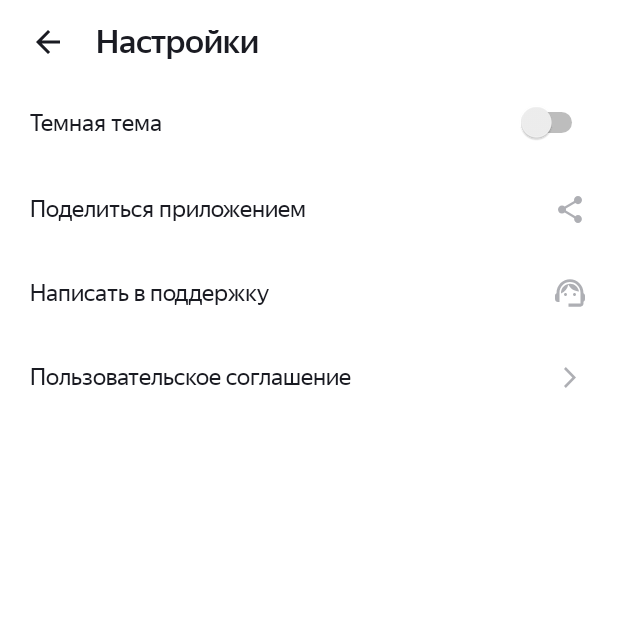
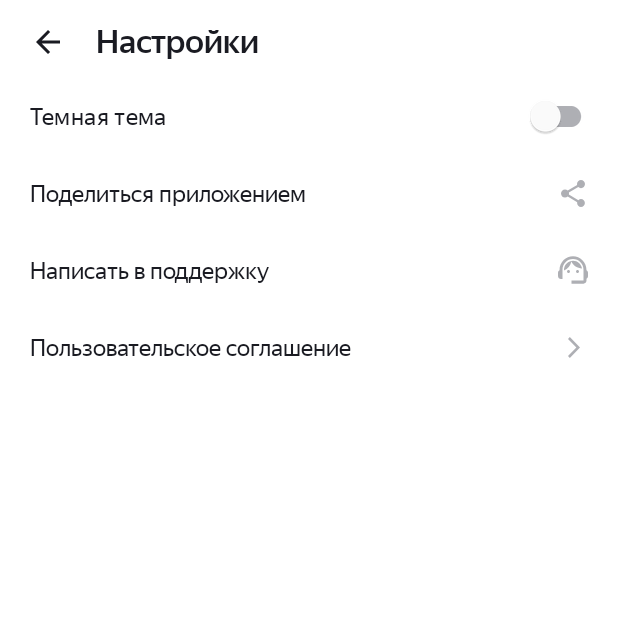
Before and after one commit to NoGameNoLifeProject/PlaylistMaker, an Android app: the SettingsActivity screen opened directly, with no data from a screen before it, on a phone screen of 412 x 824 dp, the top half of it. Run offline under Robolectric (Android 15) with nearby library versions, the phone set to English and light mode, and no system bars.

Commit message:
Спринт 9 правки

```diff
--- a/app/src/main/java/com/practicum/playlistmaker/SearchActivity.kt
+++ b/app/src/main/java/com/practicum/playlistmaker/SearchActivity.kt
@@ -4,12 +4,14 @@ import android.os.Bundle
 import android.text.Editable
 import android.text.TextWatcher
 import android.util.Log
+import android.view.inputmethod.InputMethodManager
 import android.widget.EditText
 import androidx.activity.enableEdgeToEdge
 import androidx.appcompat.app.AppCompatActivity
 import androidx.core.view.ViewCompat
 import androidx.core.view.WindowInsetsCompat
 import com.google.android.material.appbar.MaterialToolbar
+import com.google.android.material.textfield.TextInputLayout
 
 class SearchActivity : AppCompatActivity() {
     private var searchText: String = ""
@@ -20,8 +22,17 @@ class SearchActivity : AppCompatActivity() {
         setContentView(R.layout.activity_search)
 
         val toolBar = findViewById<MaterialToolbar>(R.id.toolBar)
+        val searchLayout = findViewById<TextInputLayout>(R.id.search_layout)
+        val searchBar = findViewById<EditText>(R.id.search)
+
         toolBar.setOnClickListener {
             onBackPressedDispatcher.onBackPressed()
+        }
+
+        searchLayout.setEndIconOnClickListener {
+            val inputMethodManager = getSystemService(INPUT_METHOD_SERVICE) as? InputMethodManager
+            inputMethodManager?.hideSoftInputFromWindow(it.windowToken, 0)
+            searchBar.setText("")
         }
 
         val searchTextWatcher = object : TextWatcher {
@@ -35,8 +46,6 @@ class SearchActivity : AppCompatActivity() {
                 searchText = s.toString()
             }
         }
-
-        val searchBar = findViewById<EditText>(R.id.search)
         searchBar.addTextChangedListener(searchTextWatcher)
 
         ViewCompat.setOnApplyWindowInsetsListener(findViewById(R.id.main)) { v, insets ->
--- a/app/src/main/java/com/practicum/playlistmaker/SettingsActivity.kt
+++ b/app/src/main/java/com/practicum/playlistmaker/SettingsActivity.kt
@@ -5,6 +5,7 @@ import android.net.Uri
 import android.os.Bundle
 import android.widget.Button
 import android.widget.ImageButton
+import android.widget.TextView
 import androidx.activity.enableEdgeToEdge
 import androidx.appcompat.app.AppCompatActivity
 import androidx.core.view.ViewCompat
@@ -22,7 +23,7 @@ class SettingsActivity  : AppCompatActivity() {
             onBackPressedDispatcher.onBackPressed()
         }
 
-        val shareButton = findViewById<ImageButton>(R.id.share_button)
+        val shareButton = findViewById<TextView>(R.id.share_button)
         shareButton.setOnClickListener {
             val intent = Intent(Intent.ACTION_SEND)
             intent.setType("text/plain");
@@ -31,7 +32,7 @@ class SettingsActivity  : AppCompatActivity() {
             startActivity(intent)
         }
 
-        val supportButton = findViewById<ImageButton>(R.id.support_button)
+        val supportButton = findViewById<TextView>(R.id.support_button)
         supportButton.setOnClickListener {
             val intent = Intent(Intent.ACTION_SENDTO)
             intent.data = Uri.parse("mailto:")
@@ -41,7 +42,7 @@ class SettingsActivity  : AppCompatActivity() {
             startActivity(intent)
         }
 
-        val userAgreementButton = findViewById<ImageButton>(R.id.user_agreement_button)
+        val userAgreementButton = findViewById<TextView>(R.id.user_agreement_button)
         userAgreementButton.setOnClickListener {
             val intent = Intent(Intent.ACTION_VIEW)
             intent.data = Uri.parse(getString(R.string.settings_user_agreement_link))
--- a/app/src/main/res/layout/activity_search.xml
+++ b/app/src/main/res/layout/activity_search.xml
@@ -21,6 +21,7 @@
             app:title="@string/search" />
 
         <com.google.android.material.textfield.TextInputLayout
+            android:id="@+id/search_layout"
             android:layout_width="match_parent"
             android:layout_height="wrap_content"
             android:layout_marginHorizontal="12dp"
--- a/app/src/main/res/layout/activity_settings.xml
+++ b/app/src/main/res/layout/activity_settings.xml
@@ -19,55 +19,45 @@
             style="@style/ToolBarStyle"
             app:title="@string/settings" />
 
-        <LinearLayout style="@style/SettingsItemLayout">
+        <com.google.android.material.switchmaterial.SwitchMaterial
+            style="@style/SettingsSwitch"
+            android:gravity="center_vertical"
+            android:text="@string/settings_theme"
+            android:paddingEnd="10dp" />
 
         <TextView
-                style="@style/SettingsItemTextStyle"
-                android:text="@string/settings_theme" />
-
-            <Switch
-                android:layout_width="wrap_content"
-                android:layout_height="wrap_content"
-                android:gravity="end" />
-        </LinearLayout>
-
-        <LinearLayout style="@style/SettingsItemLayout">
+            android:id="@+id/share_button"
+            style="@style/SettingsItem"
+            android:drawableEnd="@drawable/share_icon"
+            android:text="@string/settings_share"
+            android:paddingEnd="18dp"/>
 
         <TextView
-                style="@style/SettingsItemTextStyle"
-                android:text="@string/settings_share" />
-
-            <ImageButton
-                android:id="@+id/share_button"
-                style="@style/SettingsItemButton"
-                app:srcCompat="@drawable/share_icon" />
-        </LinearLayout>
-
-        <LinearLayout style="@style/SettingsItemLayout">
+            android:id="@+id/support_button"
+            style="@style/SettingsItem"
+            android:drawableEnd="@drawable/support_icon"
+            android:text="@string/settings_support" />
 
         <TextView
-                style="@style/SettingsItemTextStyle"
-                android:text="@string/settings_support" />
-
-            <ImageButton
-                android:id="@+id/support_button"
-                style="@style/SettingsItemButton"
-                app:srcCompat="@drawable/support_icon" />
-        </LinearLayout>
-
-        <LinearLayout style="@style/SettingsItemLayout">
-
-            <TextView
-                style="@style/SettingsItemTextStyle"
-                android:text="@string/settings_user_agreement" />
-
-            <ImageButton
             android:id="@+id/user_agreement_button"
-                style="@style/SettingsItemButton"
-                app:srcCompat="@drawable/arrow_forward_icon" />
+            style="@style/SettingsItem"
+            android:drawableEnd="@drawable/arrow_forward_icon"
+            android:text="@string/settings_user_agreement"
+            android:paddingEnd="21dp"/>
 
     </LinearLayout>
 
+    <androidx.constraintlayout.widget.Guideline
+        android:id="@+id/guideline"
+        android:layout_width="wrap_content"
+        android:layout_height="wrap_content"
+        android:orientation="horizontal"
+        app:layout_constraintGuide_begin="20dp" />
 
-    </LinearLayout>
+    <androidx.constraintlayout.widget.Guideline
+        android:id="@+id/guideline2"
+        android:layout_width="wrap_content"
+        android:layout_height="wrap_content"
+        android:orientation="vertical"
+        app:layout_constraintGuide_end="16dp" />
 </androidx.constraintlayout.widget.ConstraintLayout>
--- a/app/src/main/res/values-night/styles.xml
+++ b/app/src/main/res/values-night/styles.xml
@@ -1,10 +1,7 @@
 <?xml version="1.0" encoding="utf-8"?>
 <resources>
-    <style name="SettingsItemButton">
-        <item name="android:layout_width">24dp</item>
-        <item name="android:layout_height">24dp</item>
-        <item name="android:backgroundTint">@android:color/transparent</item>
-        <item name="android:gravity">end</item>
-        <item name="tint">@color/yp_white</item>
+    <style name="SettingsSwitch" parent="SettingsItem">
+        <item name="thumbTint">@color/yp_blue</item>
+        <item name="trackTint">@color/yp_blue_light</item>
     </style>
 </resources>
--- a/app/src/main/res/values/styles.xml
+++ b/app/src/main/res/values/styles.xml
@@ -1,6 +1,6 @@
 <?xml version="1.0" encoding="utf-8"?>
 <resources>
-    <style name="MainMenuButtonStyle">
+    <style name="MainMenuButtonStyle" parent="Widget.MaterialComponents.Button.UnelevatedButton">
         <item name="android:layout_width">match_parent</item>
         <item name="android:layout_height">0dp</item>
         <item name="android:layout_marginBottom">16dp</item>
@@ -15,28 +15,6 @@
         <item name="iconPadding">@dimen/icon_text_padding</item>
         <item name="iconTint">@color/text_main_black</item>
     </style>
-    <style name="SettingsItemTextStyle">
-        <item name="android:layout_width">0dp</item>
-        <item name="android:layout_height">wrap_content</item>
-        <item name="android:layout_weight">1</item>
-        <item name="android:fontFamily">@font/ys_display_regular</item>
-        <item name="android:gravity">start</item>
-        <item name="android:textColor">?textColorSecondary</item>
-        <item name="android:textSize">@dimen/text_size_medium</item>
-    </style>
-    <style name="SettingsItemButton">
-        <item name="android:layout_width">24dp</item>
-        <item name="android:layout_height">24dp</item>
-        <item name="android:backgroundTint">@android:color/transparent</item>
-        <item name="android:gravity">end</item>
-        <item name="tint">@color/settings_icon_color</item>
-    </style>
-    <style name="SettingsItemLayout">
-        <item name="android:layout_width">match_parent</item>
-        <item name="android:layout_height">wrap_content</item>
-        <item name="android:gravity">center_vertical|center_horizontal</item>
-        <item name="android:padding">@dimen/pd_m</item>
-    </style>
     <style name="ToolBarStyle">
         <item name="android:layout_width">match_parent</item>
         <item name="android:layout_height">48dp</item>
@@ -49,4 +27,18 @@
         <item name="android:textColor">?textColorSecondary</item>
         <item name="android:textSize">@dimen/title_text_size</item>
     </style>
+    <style name="SettingsItem">
+        <item name="android:layout_width">match_parent</item>
+        <item name="android:layout_height">wrap_content</item>
+        <item name="android:gravity">center_vertical</item>
+        <item name="android:padding">@dimen/pd_m</item>
+        <item name="android:fontFamily">@font/ys_display_regular</item>
+        <item name="android:textColor">?textColorSecondary</item>
+        <item name="android:textSize">@dimen/text_size_medium</item>
+        <item name="drawableTint">@color/settings_icon_color</item>
+    </style>
+    <style name="SettingsSwitch" parent="SettingsItem">
+        <item name="thumbTint">@color/yp_white</item>
+        <item name="trackTint">@color/yp_text_gray</item>
+    </style>
 </resources>
```
Lines whose indentation alone changed are shown as unchanged.
